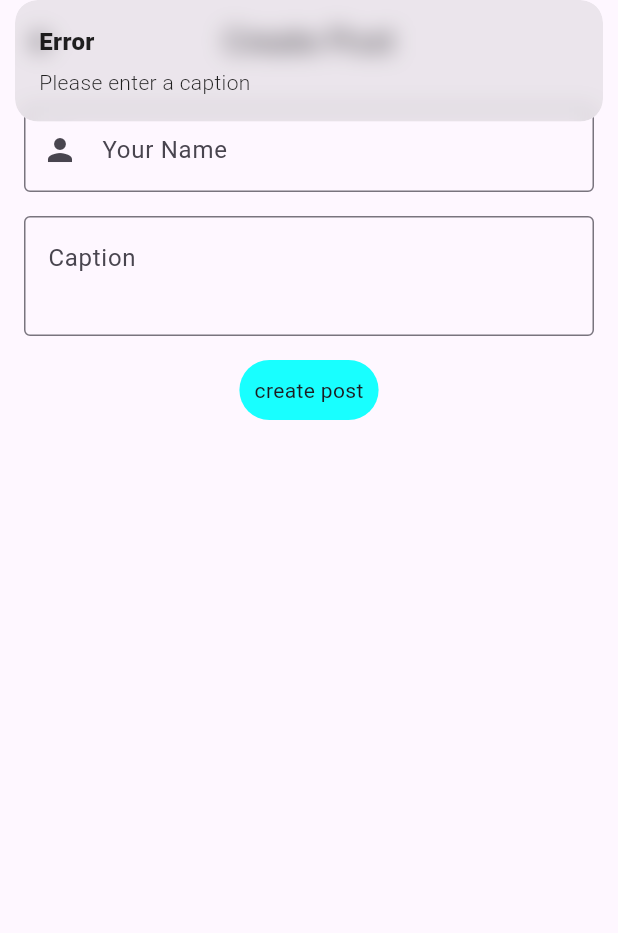
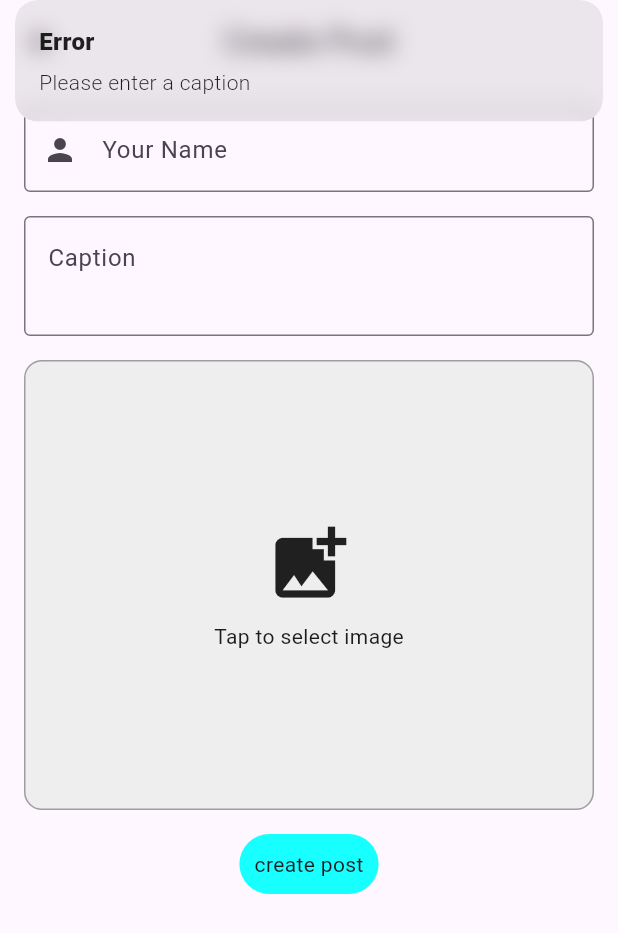
Before and after one commit to ramganesh-123/insta-clone-mini, a Flutter app: the CreatePostView screen opened by its route, after a tap on "create post", on a phone screen of 412 x 824 dp. Shown: the top 933 px of the screen. Run offline on Flutter 3.47's test engine with Material 3 defaults, Android fonts, the light colour scheme and no system bars; our stand-ins replace get, image_picker.

Commit message:
imagefield and validation added with imagepicker in createpost screen

```diff
--- a/lib/modules/createpost/createpost_controller.dart
+++ b/lib/modules/createpost/createpost_controller.dart
@@ -1,9 +1,14 @@
+import 'dart:io';
+
 import 'package:flutter/material.dart';
 import 'package:get/get.dart';
+import 'package:image_picker/image_picker.dart';
 
 class CreatePostController extends GetxController {
   final TextEditingController captionController = TextEditingController();
   final TextEditingController uploaderNameController = TextEditingController();
+  final ImagePicker _imagePicker = ImagePicker();
+  final Rx<File?> selectedImage = Rx<File?>(null);
 
   bool _validateInputs() {
     if (captionController.text.trim().isEmpty) {
@@ -15,6 +20,10 @@ class CreatePostController extends GetxController {
       Get.snackbar('Error', 'Please enter your name');
       return false;
     }
+    if (selectedImage.value == null) {
+      Get.snackbar('Error', 'Please select an image');
+      return false;
+    }
 
     return true;
   }
@@ -22,4 +31,22 @@ class CreatePostController extends GetxController {
   Future<void> createPost() async {
     if (!_validateInputs()) return;
   }
+
+  Future<void> pickImage() async {
+    try {
+      final XFile? image = await _imagePicker.pickImage(
+        source: ImageSource.gallery,
+        maxWidth: 1920,
+        maxHeight: 1080,
+        imageQuality: 85,
+      );
+      print('hhhhgh$image');
+      if (image != null) {
+        selectedImage.value = File(image.path);
+        print('njjnjnjn ${selectedImage.value}');
+      }
+    } catch (e) {
+      Get.snackbar('Error', 'Failed to pick image: $e');
+    }
+  }
 }
--- a/lib/modules/createpost/createpost_view.dart
+++ b/lib/modules/createpost/createpost_view.dart
@@ -33,8 +33,39 @@ class CreatePostView extends StatelessWidget {
                 alignLabelWithHint: true,
               ),
             ),
+            SizedBox(height: 16),
+
+            Obx(() {
+              final image = controller.selectedImage.value;
+              return GestureDetector(
+                onTap: controller.pickImage,
+                child: Container(
+                  height: 300,
+                  width: double.infinity,
+                  decoration: BoxDecoration(
+                    border: Border.all(color: Colors.grey),
+                    borderRadius: BorderRadius.circular(12),
+                    color: Colors.grey[200],
+                  ),
+                  child: image == null
+                      ? const Column(
+                          mainAxisAlignment: MainAxisAlignment.center,
+                          children: [
+                            Icon(Icons.add_photo_alternate, size: 60),
+                            SizedBox(height: 8),
+                            Text('Tap to select image'),
+                          ],
+                        )
+                      : ClipRRect(
+                          borderRadius: BorderRadius.circular(12),
+                          child: Image.file(image, fit: BoxFit.cover),
+                        ),
+                ),
+              );
+            }),
 
             SizedBox(height: 16),
+
             GestureDetector(
               onTap: () {
                 controller.createPost();
--- a/pubspec.yaml
+++ b/pubspec.yaml
@@ -17,6 +17,7 @@ dependencies:
 
   cupertino_icons: ^1.0.8
   get: ^4.7.3
+  image_picker: ^1.2.1
 
 dev_dependencies:
   flutter_test:
```
Also changed, not shown: pubspec.lock, 3 other files.
